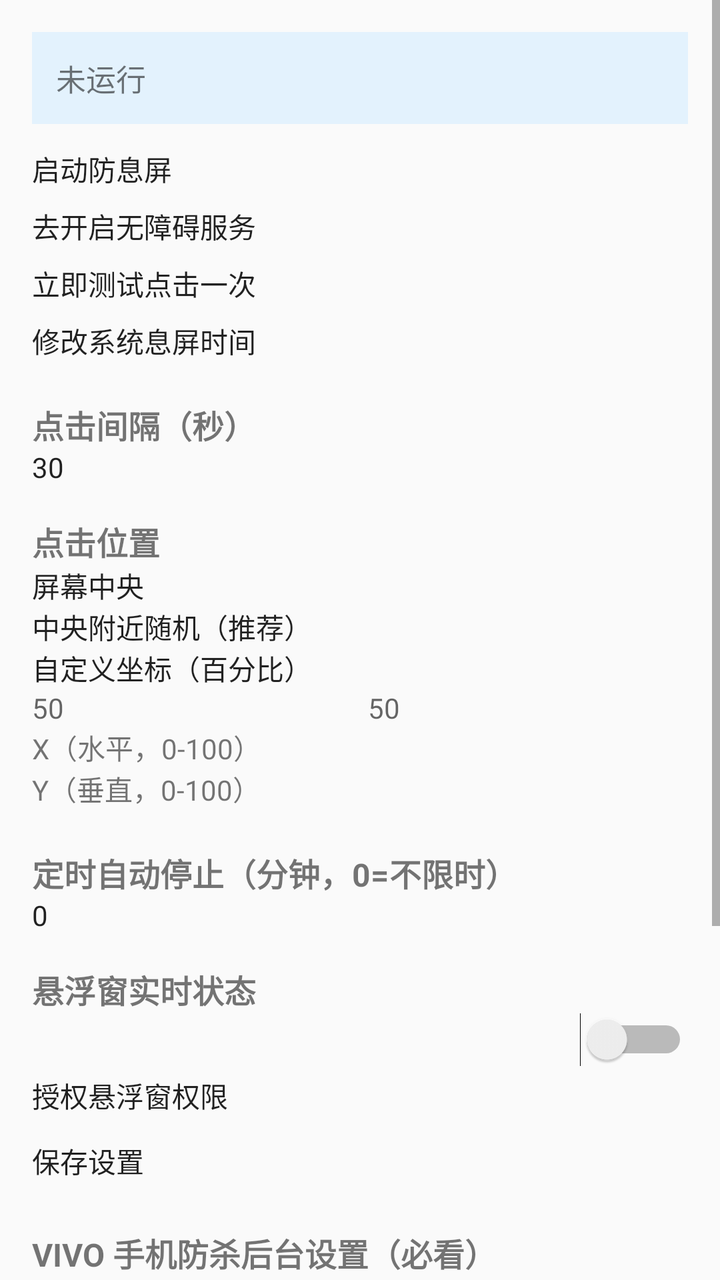
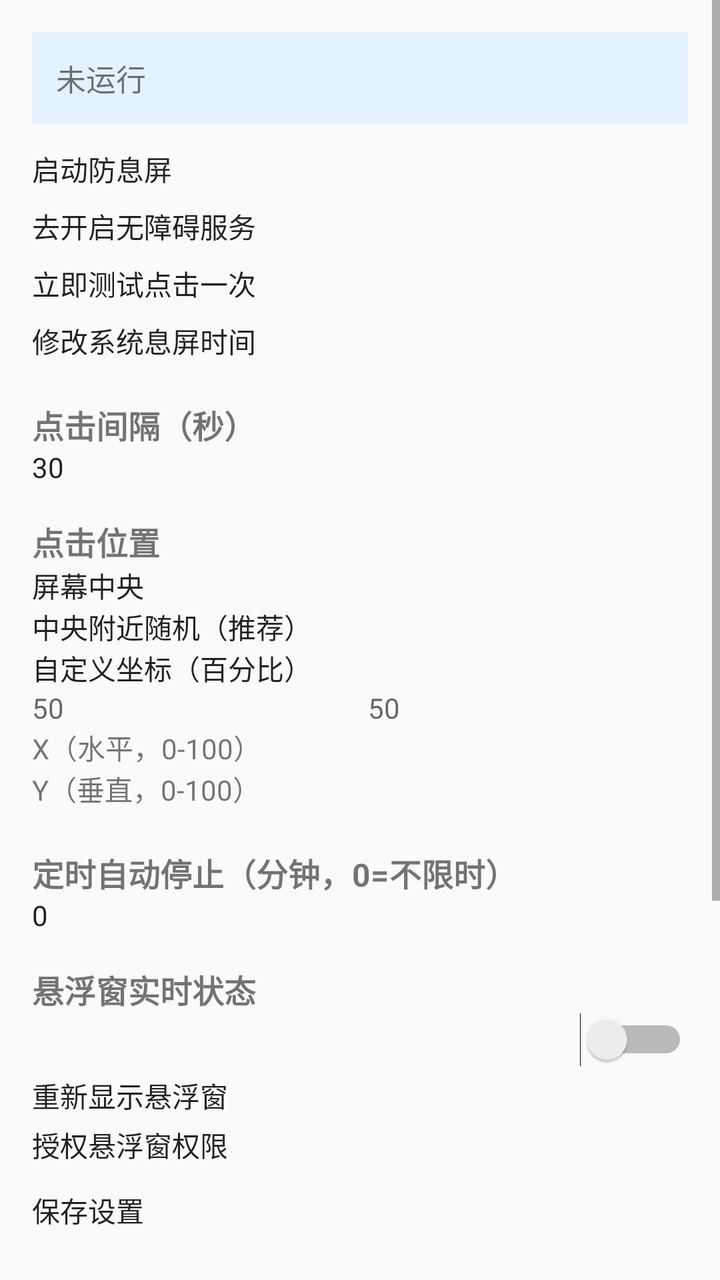

Compare the two renders of this Android layout. The source of the first and the diff that turns it into the second are given below.
<!-- AndroidManifest.xml: application theme Theme.AntiSleep -->
<!-- res/layout/activity_main.xml -->
<?xml version="1.0" encoding="utf-8"?>
<ScrollView xmlns:android="http://schemas.android.com/apk/res/android"
    android:layout_width="match_parent"
    android:layout_height="match_parent"
    android:fillViewport="true">

    <LinearLayout
        android:layout_width="match_parent"
        android:layout_height="wrap_content"
        android:orientation="vertical"
        android:padding="16dp">

        <TextView
            android:id="@+id/statusText"
            android:layout_width="match_parent"
            android:layout_height="wrap_content"
            android:background="#E3F2FD"
            android:padding="12dp"
            android:textSize="15sp"
            android:text="@string/status_not_running" />

        <Button
            android:id="@+id/btnToggle"
            android:layout_width="match_parent"
            android:layout_height="wrap_content"
            android:layout_marginTop="12dp"
            android:text="@string/btn_start" />

        <Button
            android:id="@+id/btnAccessibility"
            android:layout_width="match_parent"
            android:layout_height="wrap_content"
            android:layout_marginTop="8dp"
            android:text="@string/btn_open_accessibility" />

        <Button
            android:id="@+id/btnTestClick"
            android:layout_width="match_parent"
            android:layout_height="wrap_content"
            android:layout_marginTop="8dp"
            android:text="@string/btn_test_click" />
        <Button
            android:id="@+id/btnSystemSettings"
            android:layout_width="match_parent"
            android:layout_height="wrap_content"
            android:layout_marginTop="8dp"
            android:text="@string/btn_open_system_settings" />

        <TextView
            android:layout_width="match_parent"
            android:layout_height="wrap_content"
            android:layout_marginTop="20dp"
            android:text="@string/label_interval"
            android:textStyle="bold"
            android:textSize="16sp" />

        <EditText
            android:id="@+id/editInterval"
            android:layout_width="match_parent"
            android:layout_height="wrap_content"
            android:inputType="number"
            android:hint="30"
            android:text="30" />

        <TextView
            android:layout_width="match_parent"
            android:layout_height="wrap_content"
            android:layout_marginTop="16dp"
            android:text="@string/label_mode"
            android:textStyle="bold"
            android:textSize="16sp" />

        <RadioGroup
            android:id="@+id/radioMode"
            android:layout_width="match_parent"
            android:layout_height="wrap_content"
            android:orientation="vertical">

            <RadioButton
                android:id="@+id/radioCenter"
                android:layout_width="match_parent"
                android:layout_height="wrap_content"
                android:text="@string/mode_center" />

            <RadioButton
                android:id="@+id/radioRandom"
                android:layout_width="match_parent"
                android:layout_height="wrap_content"
                android:checked="true"
                android:text="@string/mode_random" />

            <RadioButton
                android:id="@+id/radioCustom"
                android:layout_width="match_parent"
                android:layout_height="wrap_content"
                android:text="@string/mode_custom" />
        </RadioGroup>

        <LinearLayout
            android:layout_width="match_parent"
            android:layout_height="wrap_content"
            android:orientation="horizontal">

            <EditText
                android:id="@+id/editX"
                android:layout_width="0dp"
                android:layout_height="wrap_content"
                android:layout_weight="1"
                android:hint="50"
                android:inputType="number" />

            <EditText
                android:id="@+id/editY"
                android:layout_width="0dp"
                android:layout_height="wrap_content"
                android:layout_weight="1"
                android:layout_marginStart="8dp"
                android:hint="50"
                android:inputType="number" />
        </LinearLayout>

        <TextView
            android:layout_width="match_parent"
            android:layout_height="wrap_content"
            android:text="@string/label_x" />
        <TextView
            android:layout_width="match_parent"
            android:layout_height="wrap_content"
            android:text="@string/label_y" />

        <TextView
            android:layout_width="match_parent"
            android:layout_height="wrap_content"
            android:layout_marginTop="20dp"
            android:text="@string/label_duration"
            android:textStyle="bold"
            android:textSize="16sp" />

        <EditText
            android:id="@+id/editDuration"
            android:layout_width="match_parent"
            android:layout_height="wrap_content"
            android:inputType="number"
            android:hint="0"
            android:text="0" />

        <TextView
            android:layout_width="match_parent"
            android:layout_height="wrap_content"
            android:layout_marginTop="16dp"
            android:text="@string/label_overlay"
            android:textStyle="bold"
            android:textSize="16sp" />

        <Switch
            android:id="@+id/switchOverlay"
            android:layout_width="match_parent"
            android:layout_height="wrap_content"
            android:checked="false" />

        <Button
            android:id="@+id/btnOverlayPermission"
            android:layout_width="match_parent"
            android:layout_height="wrap_content"
            android:layout_marginTop="4dp"
            android:text="@string/overlay_permission_btn" />

        <Button
            android:id="@+id/btnSave"
            android:layout_width="match_parent"
            android:layout_height="wrap_content"
            android:layout_marginTop="12dp"
            android:text="@string/btn_save" />

        <TextView
            android:layout_width="match_parent"
            android:layout_height="wrap_content"
            android:layout_marginTop="24dp"
            android:text="@string/label_vivo_guide"
            android:textStyle="bold"
            android:textSize="16sp" />

        <TextView
            android:layout_width="match_parent"
            android:layout_height="wrap_content"
            android:layout_marginTop="8dp"
            android:lineSpacingExtra="4dp"
            android:text="@string/vivo_guide_text"
            android:textSize="13sp" />
    </LinearLayout>
</ScrollView>
<!-- resources referenced by this layout -->
<resources>
  <string name="btn_open_accessibility">去开启无障碍服务</string>
  <string name="btn_open_system_settings">修改系统息屏时间</string>
  <string name="btn_save">保存设置</string>
  <string name="btn_start">启动防息屏</string>
  <string name="btn_test_click">立即测试点击一次</string>
  <string name="label_duration">定时自动停止（分钟，0=不限时）</string>
  <string name="label_interval">点击间隔（秒）</string>
  <string name="label_mode">点击位置</string>
  <string name="label_overlay">悬浮窗实时状态</string>
  <string name="label_vivo_guide">VIVO 手机防杀后台设置（必看）</string>
  <string name="label_x">X（水平，0-100）</string>
  <string name="label_y">Y（垂直，0-100）</string>
  <string name="mode_center">屏幕中央</string>
  <string name="mode_custom">自定义坐标（百分比）</string>
  <string name="mode_random">中央附近随机（推荐）</string>
  <string name="overlay_permission_btn">授权悬浮窗权限</string>
  <string name="status_not_running">未运行</string>
  <string name="vivo_guide_text">1. 开启无障碍：设置 → 其他设置 → 无障碍 → 已安装的服务 → 防息屏自动点击
  2. 通知权限：设置 → 通知与状态栏 → 应用通知管理 → 防息屏助手 → 允许通知（避免被杀）
  3. 电池白名单：i管家 → 应用管理 → 后台耗电管理 → 防息屏助手 → 允许后台高耗电
  4. 自启动：i管家 → 应用管理 → 自启动 → 允许防息屏助手自启动
  5. 若仍被杀：最近任务界面将应用卡片下拉锁定，或在 设置→电池→后台耗电管理 中设为"不允许"自动优化
  6. 屏幕常亮补充：可同时修改系统息屏时间（点下方按钮，允许"修改系统设置"后设置为 30 分钟）</string>
  <style name="Theme.AntiSleep" parent="android:Theme.Material.Light.DarkActionBar">
          <item name="android:colorPrimary">#1565C0</item>
          <item name="android:colorPrimaryDark">#0D47A1</item>
          <item name="android:colorAccent">#FF6D00</item>
      </style>
</resources>

<!-- the commit's change to res/layout/activity_main.xml (unified diff, before → after) -->
@@ -159,6 +159,13 @@
             android:checked="false" />
 
         <Button
+            android:id="@+id/btnRetryOverlay"
+            android:layout_width="match_parent"
+            android:layout_height="wrap_content"
+            android:layout_marginTop="4dp"
+            android:text="@string/btn_retry_overlay" />
+
+        <Button
             android:id="@+id/btnOverlayPermission"
             android:layout_width="match_parent"
             android:layout_height="wrap_content"
<!-- resource entries referenced after the edit -->
@@ -2,6 +2,7 @@
 <resources>
   <string name="btn_open_accessibility">去开启无障碍服务</string>
   <string name="btn_open_system_settings">修改系统息屏时间</string>
+  <string name="btn_retry_overlay">重新显示悬浮窗</string>
   <string name="btn_save">保存设置</string>
   <string name="btn_start">启动防息屏</string>
   <string name="btn_test_click">立即测试点击一次</string>
